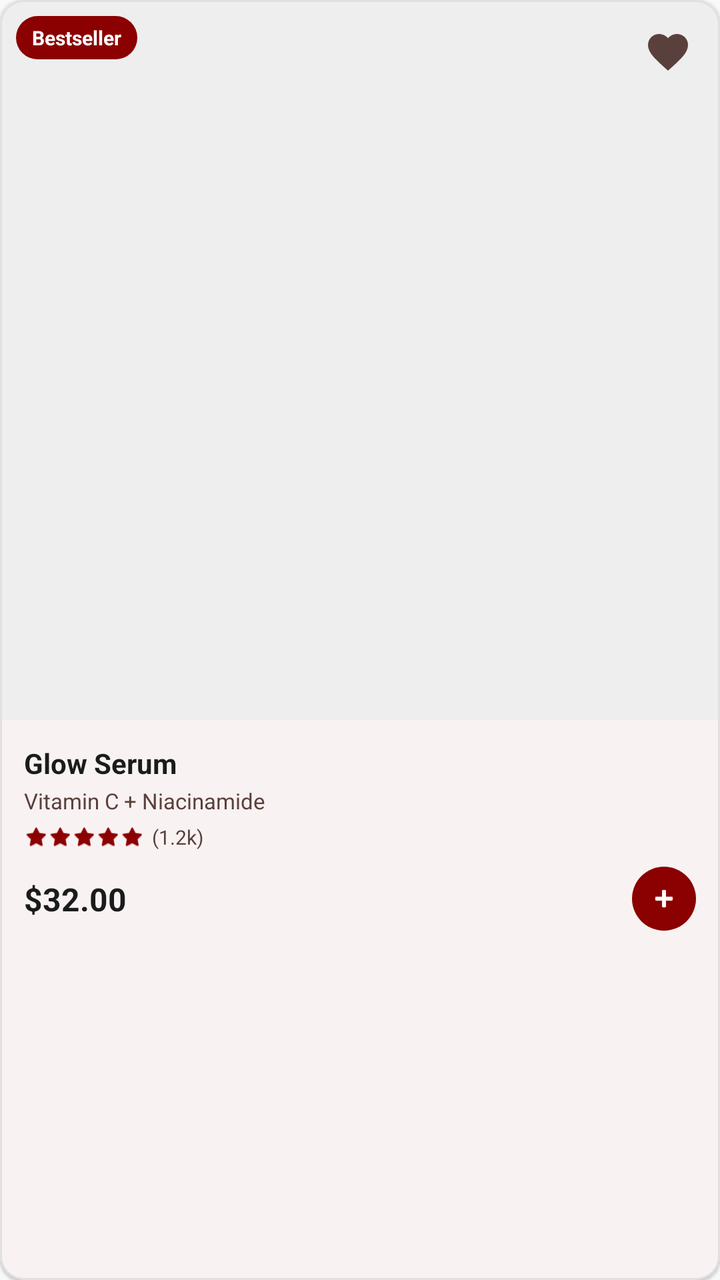
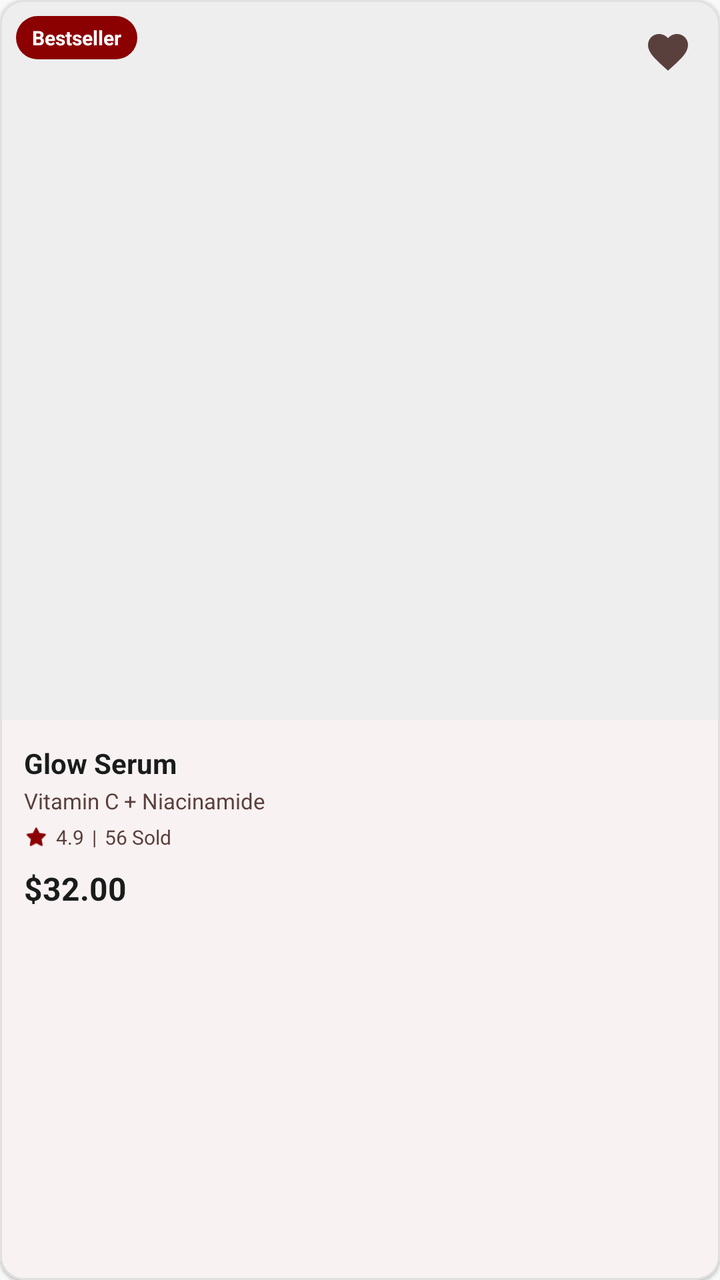

Screens rendered from an Android XML layout before and after an edit, with the pre-edit source and the edit as a unified diff.
<!-- AndroidManifest.xml: application theme Theme.TirTirMCommerce -->
<!-- res/layout/item_product_bestseller.xml -->
<?xml version="1.0" encoding="utf-8"?>
<com.google.android.material.card.MaterialCardView xmlns:android="http://schemas.android.com/apk/res/android"
    xmlns:app="http://schemas.android.com/apk/res-auto"
    android:layout_width="176dp"
    android:layout_height="wrap_content"
    android:layout_marginEnd="16dp"
    android:layout_marginBottom="8dp"
    app:cardCornerRadius="12dp"
    app:cardElevation="1dp"
    app:cardBackgroundColor="@color/tirtir_white"
    app:strokeWidth="1dp"
    app:strokeColor="@color/tirtir_border_gray">

    <androidx.constraintlayout.widget.ConstraintLayout
        android:layout_width="match_parent"
        android:layout_height="wrap_content">

        
        <ImageView
            android:id="@+id/ivProductImage"
            android:layout_width="0dp"
            android:layout_height="0dp"
            app:layout_constraintDimensionRatio="1:1"
            android:scaleType="centerCrop"
            android:background="@color/tirtir_bg_gray"
            app:layout_constraintTop_toTopOf="parent"
            app:layout_constraintStart_toStartOf="parent"
            app:layout_constraintEnd_toEndOf="parent" />

        
        <TextView
            android:id="@+id/tvDiscountBadge"
            android:layout_width="wrap_content"
            android:layout_height="wrap_content"
            android:layout_margin="8dp"
            android:paddingHorizontal="8dp"
            android:paddingVertical="4dp"
            android:text="Bestseller"
            android:textColor="@color/tirtir_white"
            android:textSize="10sp"
            android:textStyle="bold"
            android:background="@drawable/bg_badge_bestseller"
            app:layout_constraintTop_toTopOf="parent"
            app:layout_constraintStart_toStartOf="parent" />

        
        <FrameLayout
            android:id="@+id/soldOutOverlay"
            android:layout_width="0dp"
            android:layout_height="0dp"
            android:background="#99000000"
            android:visibility="gone"
            app:layout_constraintDimensionRatio="1:1"
            app:layout_constraintTop_toTopOf="parent"
            app:layout_constraintStart_toStartOf="parent"
            app:layout_constraintEnd_toEndOf="parent">
            <TextView
                android:id="@+id/tvOutOfStock"
                android:layout_width="wrap_content"
                android:layout_height="wrap_content"
                android:layout_gravity="center"
                android:text="Sold Out"
                android:textColor="@color/tirtir_white"
                android:textSize="13sp"
                android:textStyle="bold"
                android:letterSpacing="0.05"
                android:paddingHorizontal="14dp"
                android:paddingVertical="5dp"
                android:background="#4DFFFFFF" />
        </FrameLayout>

        
        <ImageButton
            android:id="@+id/btnWishlistToggle"
            android:layout_width="36dp"
            android:layout_height="36dp"
            android:layout_margin="8dp"
            android:background="@android:color/transparent"
            android:src="@drawable/ic_wishlist"
            app:tint="@color/tirtir_text_secondary"
            android:scaleType="centerInside"
            app:layout_constraintTop_toTopOf="parent"
            app:layout_constraintEnd_toEndOf="parent" />

        
        <LinearLayout
            android:layout_width="match_parent"
            android:layout_height="wrap_content"
            android:orientation="vertical"
            android:padding="12dp"
            app:layout_constraintTop_toBottomOf="@id/ivProductImage">

            <TextView
                android:id="@+id/tvProductName"
                android:layout_width="match_parent"
                android:layout_height="wrap_content"
                android:text="Glow Serum"
                android:textColor="@color/tirtir_black"
                android:textSize="14sp"
                android:textStyle="bold"
                android:maxLines="1"
                android:ellipsize="end" />

            <TextView
                android:id="@+id/tvProductCategory"
                android:layout_width="match_parent"
                android:layout_height="wrap_content"
                android:layout_marginTop="2dp"
                android:text="Vitamin C + Niacinamide"
                android:textColor="@color/tirtir_text_secondary"
                android:textSize="11sp"
                android:maxLines="1"
                android:ellipsize="end" />

            <LinearLayout
                android:layout_width="wrap_content"
                android:layout_height="wrap_content"
                android:orientation="horizontal"
                android:gravity="center_vertical"
                android:layout_marginTop="4dp">

                
                <ImageView
                    android:layout_width="12dp"
                    android:layout_height="12dp"
                    android:src="@android:drawable/btn_star_big_on"
                    app:tint="@color/tirtir_red_primary" />
                <ImageView
                    android:layout_width="12dp"
                    android:layout_height="12dp"
                    android:src="@android:drawable/btn_star_big_on"
                    app:tint="@color/tirtir_red_primary" />
                <ImageView
                    android:layout_width="12dp"
                    android:layout_height="12dp"
                    android:src="@android:drawable/btn_star_big_on"
                    app:tint="@color/tirtir_red_primary" />
                <ImageView
                    android:layout_width="12dp"
                    android:layout_height="12dp"
                    android:src="@android:drawable/btn_star_big_on"
                    app:tint="@color/tirtir_red_primary" />
                <ImageView
                    android:layout_width="12dp"
                    android:layout_height="12dp"
                    android:src="@android:drawable/btn_star_big_on"
                    app:tint="@color/tirtir_red_primary" />

                <TextView
                    android:id="@+id/tvRatingCount"
                    android:layout_width="wrap_content"
                    android:layout_height="wrap_content"
                    android:layout_marginStart="4dp"
                    android:text="(1.2k)"
                    android:textColor="@color/tirtir_text_secondary"
                    android:textSize="10sp" />
            </LinearLayout>

            <androidx.constraintlayout.widget.ConstraintLayout
                android:layout_width="match_parent"
                android:layout_height="wrap_content"
                android:layout_marginTop="8dp">

                <TextView
                    android:id="@+id/tvProductPrice"
                    android:layout_width="0dp"
                    android:layout_height="wrap_content"
                    android:text="$32.00"
                    android:textColor="@color/tirtir_black"
                    android:textSize="16sp"
                    android:textStyle="bold"
                    app:layout_constraintStart_toStartOf="parent"
                    app:layout_constraintEnd_toStartOf="@id/btnQuickAdd"
                    app:layout_constraintTop_toTopOf="parent"
                    app:layout_constraintBottom_toBottomOf="parent" />

                <com.google.android.material.button.MaterialButton
                    android:id="@+id/btnQuickAdd"
                    android:layout_width="32dp"
                    android:layout_height="32dp"
                    android:insetTop="0dp"
                    android:insetBottom="0dp"
                    android:padding="0dp"
                    app:iconSize="16dp"
                    app:iconPadding="0dp"
                    app:iconGravity="textStart"
                    app:backgroundTint="@color/tirtir_red_primary"
                    app:cornerRadius="16dp"
                    app:icon="@android:drawable/ic_input_add"
                    app:iconTint="@color/tirtir_white"
                    app:layout_constraintEnd_toEndOf="parent"
                    app:layout_constraintTop_toTopOf="parent"
                    app:layout_constraintBottom_toBottomOf="parent" />

            </androidx.constraintlayout.widget.ConstraintLayout>

        </LinearLayout>

    </androidx.constraintlayout.widget.ConstraintLayout>
</com.google.android.material.card.MaterialCardView>
<!-- resources referenced by this layout -->
<resources>
  <color name="tirtir_bg_gray">#EEEEEE</color>
  <color name="tirtir_black">#1A1C1C</color>
  <color name="tirtir_border_gray">#E0E0E0</color>
  <color name="tirtir_red_primary">#8B0000</color>
  <color name="tirtir_text_secondary">#5A403C</color>
  <color name="tirtir_white">#FFFFFF</color>
  <!-- drawable bg_badge_bestseller (drawable) -->
  <?xml version="1.0" encoding="utf-8"?>
  <shape xmlns:android="http://schemas.android.com/apk/res/android">
      <solid android:color="@color/tirtir_red_primary" />
      <corners android:radius="12dp" />
  </shape>
  <!-- drawable ic_wishlist (drawable) -->
  <vector xmlns:android="http://schemas.android.com/apk/res/android"
      android:width="24dp"
      android:height="24dp"
      android:viewportWidth="24.0"
      android:viewportHeight="24.0"
      android:tint="?attr/colorControlNormal">
    <path
        android:fillColor="#FF000000"
        android:pathData="M12,21.35l-1.45,-1.32C5.4,15.36 2,12.28 2,8.5 2,5.42 4.42,3 7.5,3c1.74,0 3.41,0.81 4.5,2.09C13.09,3.81 14.76,3 16.5,3 19.58,3 22,5.42 22,8.5c0,3.78 -3.4,6.86 -8.55,11.54L12,21.35z"/>
  </vector>
  <style name="Theme.TirTirMCommerce" parent="Base.Theme.TirTirMCommerce" />
  <style name="Base.Theme.TirTirMCommerce" parent="Theme.Material3.DayNight.NoActionBar">
          
          <item name="colorPrimary">@color/tirtir_red_primary</item>
          <item name="colorPrimaryDark">@color/tirtir_red_dark</item>
          <item name="colorPrimaryContainer">@color/tirtir_red_surface</item>
  
          
          <item name="colorOnPrimary">@color/tirtir_white</item>
          <item name="colorOnPrimaryContainer">@color/tirtir_red_primary</item>
  
          
          <item name="colorSecondary">@color/tirtir_black</item>
          <item name="colorOnSecondary">@color/tirtir_white</item>
          <item name="colorSecondaryContainer">@color/tirtir_red_surface</item>
          <item name="colorOnSecondaryContainer">@color/tirtir_red_primary</item>
  
          
          <item name="colorSurface">@color/tirtir_white</item>
          <item name="colorOnSurface">@color/tirtir_black</item>
          <item name="colorSurfaceVariant">@color/tirtir_off_white</item>
  
          
          <item name="android:windowBackground">@color/tirtir_off_white</item>
          <item name="android:statusBarColor">@color/tirtir_white</item>
          <item name="android:windowLightStatusBar">true</item>
  
          
          <item name="colorError">@color/tirtir_error</item>
      </style>
  <color name="tirtir_red_dark">#610000</color>
  <color name="tirtir_red_surface">#FFF4F3</color>
  <color name="tirtir_off_white">#F9F9F9</color>
  <color name="tirtir_error">#D32F2F</color>
</resources>

<!-- the commit's change to res/layout/item_product_bestseller.xml (unified diff, before → after) -->
@@ -113,86 +113,73 @@
                 android:ellipsize="end" />
 
             <LinearLayout
-                android:layout_width="wrap_content"
+                android:layout_width="match_parent"
                 android:layout_height="wrap_content"
                 android:orientation="horizontal"
                 android:gravity="center_vertical"
                 android:layout_marginTop="4dp">
 
-                
                 <ImageView
                     android:layout_width="12dp"
                     android:layout_height="12dp"
                     android:src="@android:drawable/btn_star_big_on"
                     app:tint="@color/tirtir_red_primary" />
-                <ImageView
-                    android:layout_width="12dp"
-                    android:layout_height="12dp"
-                    android:src="@android:drawable/btn_star_big_on"
-                    app:tint="@color/tirtir_red_primary" />
-                <ImageView
-                    android:layout_width="12dp"
-                    android:layout_height="12dp"
-                    android:src="@android:drawable/btn_star_big_on"
-                    app:tint="@color/tirtir_red_primary" />
-                <ImageView
-                    android:layout_width="12dp"
-                    android:layout_height="12dp"
-                    android:src="@android:drawable/btn_star_big_on"
-                    app:tint="@color/tirtir_red_primary" />
-                <ImageView
-                    android:layout_width="12dp"
-                    android:layout_height="12dp"
-                    android:src="@android:drawable/btn_star_big_on"
-                    app:tint="@color/tirtir_red_primary" />
-
+                
                 <TextView
                     android:id="@+id/tvRatingCount"
                     android:layout_width="wrap_content"
                     android:layout_height="wrap_content"
                     android:layout_marginStart="4dp"
-                    android:text="(1.2k)"
+                    android:text="4.9"
+                    android:textColor="@color/tirtir_text_secondary"
+                    android:textSize="10sp" />
+
+                <TextView
+                    android:layout_width="wrap_content"
+                    android:layout_height="wrap_content"
+                    android:layout_marginStart="4dp"
+                    android:layout_marginEnd="4dp"
+                    android:text="|"
+                    android:textColor="@color/tirtir_text_secondary"
+                    android:textSize="10sp" />
+
+                <TextView
+                    android:id="@+id/tvSoldCount"
+                    android:layout_width="wrap_content"
+                    android:layout_height="wrap_content"
+                    android:text="56 Sold"
                     android:textColor="@color/tirtir_text_secondary"
                     android:textSize="10sp" />
             </LinearLayout>
 
-            <androidx.constraintlayout.widget.ConstraintLayout
+            <LinearLayout
                 android:layout_width="match_parent"
                 android:layout_height="wrap_content"
+                android:orientation="vertical"
                 android:layout_marginTop="8dp">
 
                 <TextView
+                    android:id="@+id/tvOriginalPrice"
+                    android:layout_width="wrap_content"
+                    android:layout_height="wrap_content"
+                    android:text="$35.00"
+                    android:textColor="@color/tirtir_text_secondary"
+                    android:textSize="10sp"
+                    android:visibility="gone" />
+
+                <TextView
                     android:id="@+id/tvProductPrice"
-                    android:layout_width="0dp"
+                    android:layout_width="wrap_content"
                     android:layout_height="wrap_content"
                     android:text="$32.00"
                     android:textColor="@color/tirtir_black"
                     android:textSize="16sp"
-                    android:textStyle="bold"
-                    app:layout_constraintStart_toStartOf="parent"
-                    app:layout_constraintEnd_toStartOf="@id/btnQuickAdd"
-                    app:layout_constraintTop_toTopOf="parent"
-                    app:layout_constraintBottom_toBottomOf="parent" />
+                    android:textStyle="bold" />
+            </LinearLayout>
 
-                <com.google.android.material.button.MaterialButton
-                    android:id="@+id/btnQuickAdd"
-                    android:layout_width="32dp"
-                    android:layout_height="32dp"
-                    android:insetTop="0dp"
-                    android:insetBottom="0dp"
-                    android:padding="0dp"
-                    app:iconSize="16dp"
-                    app:iconPadding="0dp"
-                    app:iconGravity="textStart"
-                    app:backgroundTint="@color/tirtir_red_primary"
-                    app:cornerRadius="16dp"
-                    app:icon="@android:drawable/ic_input_add"
-                    app:iconTint="@color/tirtir_white"
-                    app:layout_constraintEnd_toEndOf="parent"
-                    app:layout_constraintTop_toTopOf="parent"
-                    app:layout_constraintBottom_toBottomOf="parent" />
 
-            </androidx.constraintlayout.widget.ConstraintLayout>
+
+
 
         </LinearLayout>
 
